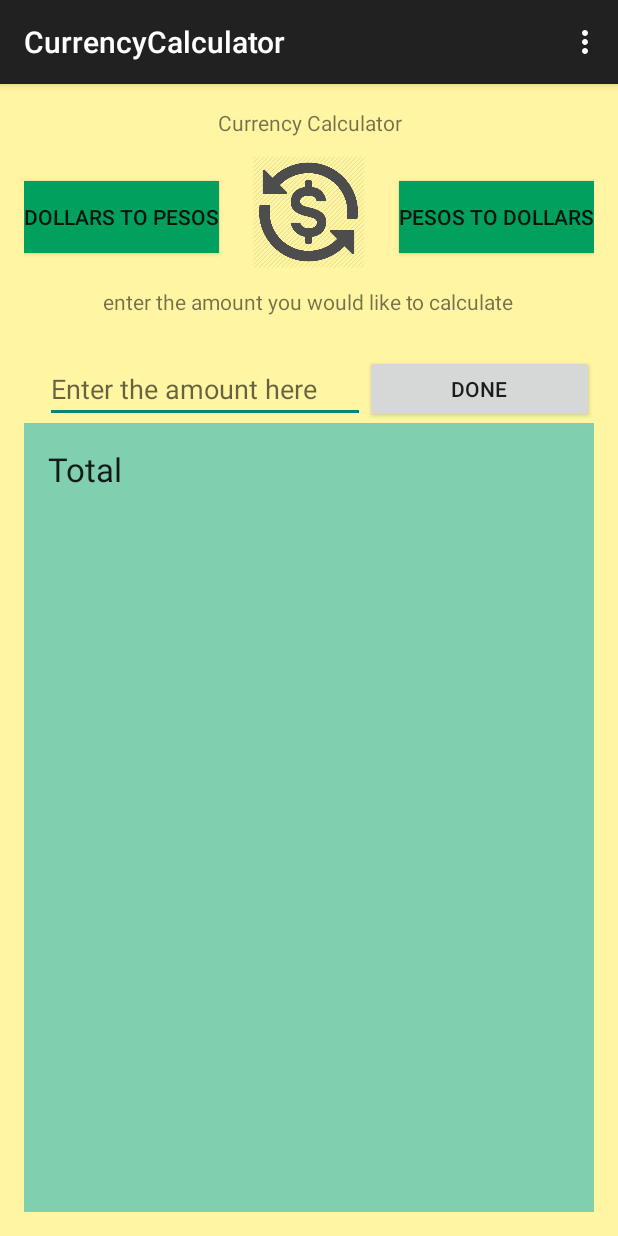
After one commit to juantor16/Currency-Calculator-App, an Android app: the pesostodollars screen opened directly, with no data from a screen before it, on a phone screen of 412 x 824 dp. The commit adds this screen. Run offline under Robolectric (Android 15) with nearby library versions, the phone set to English and light mode, and no system bars.

Commit message:
major changes were made

```diff
--- a/CurrencyCalculator/app/src/main/AndroidManifest.xml
+++ b/CurrencyCalculator/app/src/main/AndroidManifest.xml
@@ -21,6 +21,10 @@
             android:name=".calculator"
             android:label="@string/app_name">
         </activity>
+        <activity
+            android:name=".pesostodollars"
+            android:label="@string/app_name">
+        </activity>
     </application>
 
 </manifest>
--- a/CurrencyCalculator/app/src/main/java/com/example/juantorres/currencycalculator/MainActivity.java
+++ b/CurrencyCalculator/app/src/main/java/com/example/juantorres/currencycalculator/MainActivity.java
@@ -7,7 +7,6 @@ import android.view.Menu;
 import android.view.MenuItem;
 import android.view.View;
 import android.widget.Button;
-import android.view.View.OnClickListener;
 
 
 public class MainActivity extends ActionBarActivity {
@@ -17,8 +16,11 @@ public class MainActivity extends ActionBarActivity {
     protected void onCreate(Bundle savedInstanceState) {
         super.onCreate(savedInstanceState);
         setContentView(R.layout.activity_main);
-        Button button= (Button) findViewById(R.id.button);
-        button.setOnClickListener(new View.OnClickListener() {
+
+        final Button button = (Button) findViewById(R.id.button);
+
+
+          button.setOnClickListener(new View.OnClickListener() {
             public void onClick(View v) {
                 startActivity(new Intent(MainActivity.this,calculator.class));
             }
--- a/CurrencyCalculator/app/src/main/java/com/example/juantorres/currencycalculator/calculator.java
+++ b/CurrencyCalculator/app/src/main/java/com/example/juantorres/currencycalculator/calculator.java
@@ -1,18 +1,52 @@
 package com.example.juantorres.currencycalculator;
 
 import android.content.Intent;
+import android.support.v7.app.ActionBarActivity;
 import android.os.Bundle;
+import android.view.Menu;
+import android.view.MenuItem;
 import android.view.View;
 import android.widget.Button;
 
-/**
- * Created by Juan Torres on 1/29/2015.
- */
+
 public class calculator extends MainActivity {
+
+
     @Override
     protected void onCreate(Bundle savedInstanceState) {
         super.onCreate(savedInstanceState);
         setContentView(R.layout.firstscreen);
 
+        final Button button = (Button) findViewById(R.id.button);
+
+
+        button.setOnClickListener(new View.OnClickListener() {
+            public void onClick(View v) {
+                startActivity(new Intent(calculator.this,pesostodollars.class));
+            }
+        });
+    }
+
+
+    @Override
+    public boolean onCreateOptionsMenu(Menu menu) {
+        // Inflate the menu; this adds items to the action bar if it is present.
+        getMenuInflater().inflate(R.menu.menu_main, menu);
+        return true;
+    }
+
+    @Override
+    public boolean onOptionsItemSelected(MenuItem item) {
+        // Handle action bar item clicks here. The action bar will
+        // automatically handle clicks on the Home/Up button, so long
+        // as you specify a parent activity in AndroidManifest.xml.
+        int id = item.getItemId();
+
+        //noinspection SimplifiableIfStatement
+        if (id == R.id.action_settings) {
+            return true;
+        }
+
+        return super.onOptionsItemSelected(item);
     }
 }
--- /dev/null
+++ b/CurrencyCalculator/app/src/main/java/com/example/juantorres/currencycalculator/pesostodollars.java
@@ -0,0 +1,50 @@
+package com.example.juantorres.currencycalculator;
+
+import android.content.Intent;
+import android.os.Bundle;
+import android.renderscript.Sampler;
+import android.view.View;
+import android.widget.Button;
+import android.widget.EditText;
+import android.widget.TextView;
+
+/**
+ * Created by Juan Torres on 1/29/2015.
+ */
+public class pesostodollars extends calculator {
+    @Override
+    protected void onCreate(Bundle savedInstanceState) {
+        super.onCreate(savedInstanceState);
+        setContentView(R.layout.pesostodollars);}
+
+        @Override
+        protected void onStart()
+        {
+            final double officialDollarValue, blueDollarValue;
+            blueDollarValue = 8.50;
+
+            super.onStart();
+
+            Button button = (Button)findViewById(R.id.button3);
+
+
+
+            button.setOnClickListener(
+                    new Button.OnClickListener() {
+                        public void onClick(View v) {
+
+                            EditText value = (EditText) findViewById(R.id.editText);
+                            TextView total = (TextView) findViewById(R.id.total);
+                            double i = Integer.parseInt(value.getText().toString());
+                            double totalBlue = (i*blueDollarValue);
+                            total.setText(totalBlue+"");
+                            //total.setText(i);
+
+                        }
+                    }
+            );
+        }
+
+
+
+}
--- /dev/null
+++ b/CurrencyCalculator/app/src/main/res/layout/pesostodollars.xml
@@ -0,0 +1,112 @@
+
+<RelativeLayout xmlns:android="http://schemas.android.com/apk/res/android"
+    xmlns:tools="http://schemas.android.com/tools" android:layout_width="match_parent"
+    android:layout_height="match_parent" android:paddingLeft="@dimen/activity_horizontal_margin"
+    android:paddingRight="@dimen/activity_horizontal_margin"
+    android:paddingTop="@dimen/activity_vertical_margin"
+    android:paddingBottom="@dimen/activity_vertical_margin"
+    android:background="#fff5a2"
+    android:layout_weight="1"
+    tools:context=".MainActivity"
+    android:id="@+id/firstscreen">>
+
+    <ImageView
+        android:layout_width="75dp"
+        android:layout_height="100dp"
+        android:id="@+id/imageView"
+        android:src="@drawable/currency_exchange"
+        android:layout_below="@+id/textView"
+        android:layout_centerHorizontal="true" />
+    <TextView android:text="@string/hello_world"
+        android:layout_width="fill_parent"
+        android:layout_height="wrap_content"
+        android:gravity="center"
+        android:id="@+id/textView">
+    </TextView>
+    <Button
+        android:layout_width="wrap_content"
+        android:layout_height="wrap_content"
+        android:text="@string/Dollars_to_pesos"
+        android:background="#01A05F"
+        android:id="@+id/button"
+        android:layout_marginTop="29dp"
+        android:layout_below="@+id/textView"
+        android:layout_alignParentLeft="true"
+        android:layout_alignParentStart="true" />
+    <Button
+        android:layout_width="wrap_content"
+        android:layout_height="wrap_content"
+        android:text="@string/Pesos_to_Dollars"
+        android:background="#01A05F"
+        android:id="@+id/button2"
+        android:layout_alignTop="@+id/button"
+        android:layout_alignParentRight="true"
+        android:layout_alignParentEnd="true" />
+
+
+    <TextView
+        android:layout_width="wrap_content"
+        android:layout_height="wrap_content"
+        android:text="@string/amount"
+        android:layout_below="@+id/imageView"
+        android:layout_centerHorizontal="true"
+        android:id="@+id/textView2" />
+
+    <EditText
+        android:layout_width="wrap_content"
+        android:layout_height="wrap_content"
+        android:textAlignment="center"
+        android:inputType="number"
+        android:ems="10"
+        android:id="@+id/editText"
+        android:layout_marginTop="26dp"
+        android:imeOptions="actionDone"
+        android:hint="Enter the amount here"
+        android:layout_below="@+id/textView2"
+        android:layout_alignRight="@+id/imageView"
+        android:layout_alignEnd="@+id/imageView" />
+    <RelativeLayout xmlns:android="http://schemas.android.com/apk/res/android"
+        xmlns:tools="http://schemas.android.com/tools"
+        android:layout_width="match_parent"
+        android:layout_height="match_parent"
+        android:paddingLeft="@dimen/activity_horizontal_margin"
+        android:paddingRight="@dimen/activity_horizontal_margin"
+        android:paddingTop="@dimen/activity_vertical_margin"
+        android:paddingBottom="@dimen/activity_vertical_margin"
+        android:background="#80CFAF"
+        android:layout_weight="1"
+        tools:context=".MainActivity"
+        android:layout_below="@+id/editText"
+        android:layout_alignParentLeft="true"
+        android:layout_alignParentStart="true"
+        android:id="@+id/relativeLayout">
+        <TextView
+            android:layout_width="wrap_content"
+            android:layout_height="wrap_content"
+            />
+
+        <TextView
+            android:layout_width="wrap_content"
+            android:layout_height="wrap_content"
+            android:textAppearance="?android:attr/textAppearanceLarge"
+            android:text="@string/total1"
+            android:id="@+id/total"
+            android:layout_alignParentTop="true"
+            android:layout_alignParentLeft="true"
+            android:layout_alignParentStart="true" />
+    </RelativeLayout>
+
+    <Button
+        android:layout_width="50dp"
+        android:layout_height="50dp"
+        android:text="DONE"
+        android:id="@+id/button3"
+        android:layout_alignTop="@+id/editText"
+        android:layout_alignParentRight="true"
+        android:layout_alignParentEnd="true"
+        android:layout_toRightOf="@+id/editText"
+        android:layout_toEndOf="@+id/editText"
+        android:layout_above="@+id/relativeLayout" />
+
+
+</RelativeLayout>
--- a/CurrencyCalculator/app/src/main/res/values/strings.xml
+++ b/CurrencyCalculator/app/src/main/res/values/strings.xml
@@ -17,4 +17,6 @@
     <string name="Dollars">Dollars</string>
     <string name="from">Is equals to</string>
     <string name="Pesos">Pesos</string>
+   <string name="total1">Total</string>
+
 </resources>
```
Also changed, not shown: CurrencyCalculator/app/src/main/res/layout/firstscreen.xml (+19 -88 lines), CurrencyCalculator/app/src/main/res/drawable-hdpi/benj.jpg (added).
